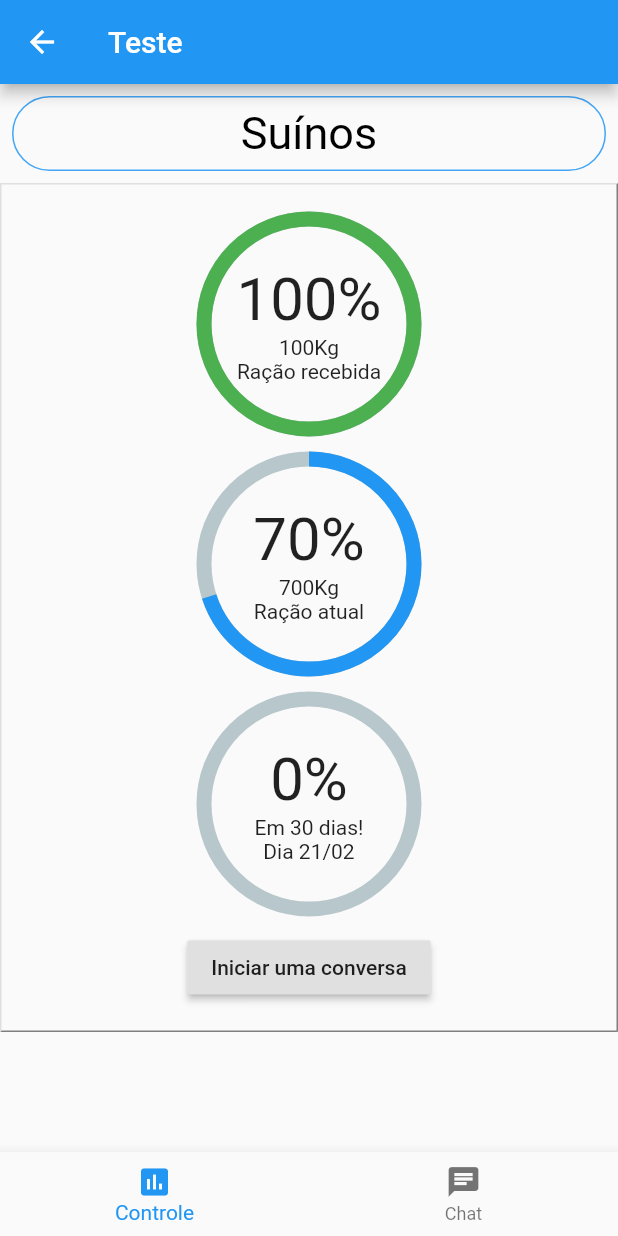
After one commit to mateusjs/CoperativoTeste, a Flutter app: the HomePage screen opened directly, after a tap on "Suínos", on a phone screen of 412 x 824 dp. The commit adds this screen. Run offline on Flutter 3.47's test engine with Material 2 defaults, Android fonts, the phone set to English and light mode, and no system bars; drawn by our look-alikes of expandable, percent_indicator.

Commit message:
minor changes

```diff
--- a/lib/home.dart
+++ b/lib/home.dart
@@ -1,6 +1,6 @@
-import 'package:expandable/expandable.dart';
+import 'package:cooperativas/chat.dart';
+import 'package:cooperativas/racao.dart';
 import 'package:flutter/material.dart';
-import 'package:percent_indicator/percent_indicator.dart';
 
 class HomePage extends StatefulWidget {
   @override
@@ -8,13 +8,17 @@ class HomePage extends StatefulWidget {
 }
 
 class _HomePageState extends State<HomePage> {
-  final controllerExpand = ExpandableController();
-  @override
-  void initState() {
-    controllerExpand.expanded = true;
-    super.initState();
+  int _selectedIndex = 0;
+  final List<Widget> _children = [
+   StatusPage(),
+   Chat()
+ ];
+  _currentIndex(int index) {
+    setState(() {
+      _selectedIndex = index;
+    });
+  }
 
-  }
 
   @override
   Widget build(BuildContext context) {
@@ -22,152 +26,19 @@ class _HomePageState extends State<HomePage> {
       appBar: AppBar(
         title: Text("Teste"),
       ),
-      body: SingleChildScrollView(
-        child: ExpandablePanel(
-          controller: controllerExpand,
-          header: Container(
-            margin: const EdgeInsets.all(8),
-            height: 50,
-            decoration: BoxDecoration(
-                border: Border.all(color: Colors.blue[400]),
-                borderRadius: BorderRadius.all(Radius.circular(50))),
-            child: Container(
-              padding:
-                  const EdgeInsets.symmetric(horizontal: 20.0, vertical: 2.0),
-              child: Text('Suínos',
-                  textAlign: TextAlign.center,
-                  style: TextStyle(color: Color(0xFF000000), fontSize: 30)),
-              alignment: Alignment(0.0, 0.0),
-            ),
-          ),
-          collapsed: Container(
-            padding: const EdgeInsets.all(8),
-            decoration: const BoxDecoration(
-              border: Border(
-                top: BorderSide(width: 1.0, color: Color(0xFFFFDFDFDF)),
-                left: BorderSide(width: 1.0, color: Color(0xFFFFDFDFDF)),
-                right: BorderSide(width: 1.0, color: Color(0xFFFF7F7F7F)),
-                bottom: BorderSide(width: 1.0, color: Color(0xFFFF7F7F7F)),
-              ),
-            ),
-            child: LayoutBuilder(
-              builder: (BuildContext context, BoxConstraints constraints) {
-                return Padding(
-                  padding: EdgeInsets.all(10),
-                  child: Column(
-                    crossAxisAlignment: CrossAxisAlignment.start,
-                    mainAxisAlignment: MainAxisAlignment.center,
-                    children: <Widget>[
-                      Container(
-                        child: Row(
-                          crossAxisAlignment: CrossAxisAlignment.center,
-                          mainAxisAlignment: MainAxisAlignment.center,
-                          children: <Widget>[
-                            CircularPercentIndicator(
-                              radius: 150.0,
-                              lineWidth: 10.0,
-                              percent: 1.0,
-                              animation: true,
-                              animationDuration: 1200,
-                              center: Column(
-                                mainAxisAlignment: MainAxisAlignment.center,
-                                children: <Widget>[
-                                  Text(
-                                    "100%",
-                                    style: TextStyle(fontSize: 40),
-                                  ),
-                                  Text("100Kg"),
-                                  Text("Ração recebida")
-                                ],
-                              ),
-                              progressColor: Colors.green,
-                            ),
-                          ],
-                        ),
-                        alignment: Alignment(0, 0),
-                      ),
-                      SizedBox(height: 10),
-                      Container(
-                        child: Row(
-                          crossAxisAlignment: CrossAxisAlignment.center,
-                          mainAxisAlignment: MainAxisAlignment.center,
-                          children: <Widget>[
-                            CircularPercentIndicator(
-                              radius: 150.0,
-                              lineWidth: 10.0,
-                              percent: 0.7,
-                              animation: true,
-                              animationDuration: 1200,
-                              center: Column(
-                                mainAxisAlignment: MainAxisAlignment.center,
-                                children: <Widget>[
-                                  Text(
-                                    "70%",
-                                    style: TextStyle(fontSize: 40),
-                                  ),
-                                  Text("700Kg"),
-                                  Text("Ração atual")
-                                ],
-                              ),
-                              progressColor: Colors.blue,
-                            ),
-                          ],
-                        ),
-                        alignment: Alignment(0, 0),
-                      ),
-                      SizedBox(height: 10),
-                      Container(
-                        child: Row(
-                          crossAxisAlignment: CrossAxisAlignment.center,
-                          mainAxisAlignment: MainAxisAlignment.center,
-                          children: <Widget>[
-                            CircularPercentIndicator(
-                              radius: 150.0,
-                              lineWidth: 10.0,
-                              percent: 0.0,
-                              animation: true,
-                              animationDuration: 1200,
-                              center: Column(
-                                mainAxisAlignment: MainAxisAlignment.center,
-                                children: <Widget>[
-                                  Text(
-                                    "0%",
-                                    style: TextStyle(fontSize: 40),
-                                  ),
-                                  Text("Em 30 dias!"),
-                                  Text("Dia 21/02")
-                                ],
-                              ),
-                              progressColor: Colors.green,
-                            ),
-                          ],
-                        ),
-                        alignment: Alignment(0, 0),
-                      ),
-                      SizedBox(height: 10),
-                      Center(
-                        child: RaisedButton(
-                          child: Text("Iniciar uma conversa"),
-                          onPressed: () {},
-                        ),
-                      )
-                    ],
-                  ),
-                );
-              },
-            ),
-          ),
-          tapHeaderToExpand: true,
-          hasIcon: false,
-        ),
-      ),
+      body:_children[_selectedIndex],
       bottomNavigationBar: BottomNavigationBar(
-        items: const <BottomNavigationBarItem>[
+        onTap: _currentIndex,
+        currentIndex: _selectedIndex,
+        items: <BottomNavigationBarItem>[
           BottomNavigationBarItem(
             icon: Icon(Icons.assessment),
             title: Text('Controle'),
           ),
-          BottomNavigationBarItem(icon: Icon(Icons.chat), title: Text("Chat"))
+          BottomNavigationBarItem(
+            icon: Icon(Icons.chat),
+            title: Text("Chat"),
+          )
         ],
       ),
     );
--- /dev/null
+++ b/lib/racao.dart
@@ -0,0 +1,161 @@
+import 'package:expandable/expandable.dart';
+import 'package:flutter/material.dart';
+import 'package:percent_indicator/circular_percent_indicator.dart';
+
+class StatusPage extends StatefulWidget {
+  @override
+  _StatusPageState createState() => _StatusPageState();
+}
+
+class _StatusPageState extends State<StatusPage> {
+  final controllerExpand = ExpandableController();
+
+  @override
+  void initState() {
+    controllerExpand.expanded = true;
+    super.initState();
+  }
+
+  @override
+  Widget build(BuildContext context) {
+    return SingleChildScrollView(
+      child: ExpandablePanel(
+        controller: controllerExpand,
+        header: Container(
+          margin: const EdgeInsets.all(8),
+          height: 50,
+          decoration: BoxDecoration(
+              border: Border.all(color: Colors.blue[400]),
+              borderRadius: BorderRadius.all(Radius.circular(50))),
+          child: Container(
+            padding:
+                const EdgeInsets.symmetric(horizontal: 20.0, vertical: 2.0),
+            child: Text('Suínos',
+                textAlign: TextAlign.center,
+                style: TextStyle(color: Color(0xFF000000), fontSize: 30)),
+            alignment: Alignment(0.0, 0.0),
+          ),
+        ),
+        collapsed: Container(
+          padding: const EdgeInsets.all(8),
+          decoration: const BoxDecoration(
+            border: Border(
+              top: BorderSide(width: 1.0, color: Color(0xFFFFDFDFDF)),
+              left: BorderSide(width: 1.0, color: Color(0xFFFFDFDFDF)),
+              right: BorderSide(width: 1.0, color: Color(0xFFFF7F7F7F)),
+              bottom: BorderSide(width: 1.0, color: Color(0xFFFF7F7F7F)),
+            ),
+          ),
+          child: LayoutBuilder(
+            builder: (BuildContext context, BoxConstraints constraints) {
+              return Padding(
+                padding: EdgeInsets.all(10),
+                child: Column(
+                  crossAxisAlignment: CrossAxisAlignment.start,
+                  mainAxisAlignment: MainAxisAlignment.center,
+                  children: <Widget>[
+                    Container(
+                      child: Row(
+                        crossAxisAlignment: CrossAxisAlignment.center,
+                        mainAxisAlignment: MainAxisAlignment.center,
+                        children: <Widget>[
+                          CircularPercentIndicator(
+                            radius: 150.0,
+                            lineWidth: 10.0,
+                            percent: 1.0,
+                            animation: true,
+                            animationDuration: 1200,
+                            center: Column(
+                              mainAxisAlignment: MainAxisAlignment.center,
+                              children: <Widget>[
+                                Text(
+                                  "100%",
+                                  style: TextStyle(fontSize: 40),
+                                ),
+                                Text("100Kg"),
+                                Text("Ração recebida")
+                              ],
+                            ),
+                            progressColor: Colors.green,
+                          ),
+                        ],
+                      ),
+                      alignment: Alignment(0, 0),
+                    ),
+                    SizedBox(height: 10),
+                    Container(
+                      child: Row(
+                        crossAxisAlignment: CrossAxisAlignment.center,
+                        mainAxisAlignment: MainAxisAlignment.center,
+                        children: <Widget>[
+                          CircularPercentIndicator(
+                            radius: 150.0,
+                            lineWidth: 10.0,
+                            percent: 0.7,
+                            animation: true,
+                            animationDuration: 1200,
+                            center: Column(
+                              mainAxisAlignment: MainAxisAlignment.center,
+                              children: <Widget>[
+                                Text(
+                                  "70%",
+                                  style: TextStyle(fontSize: 40),
+                                ),
+                                Text("700Kg"),
+                                Text("Ração atual")
+                              ],
+                            ),
+                            progressColor: Colors.blue,
+                          ),
+                        ],
+                      ),
+                      alignment: Alignment(0, 0),
+                    ),
+                    SizedBox(height: 10),
+                    Container(
+                      child: Row(
+                        crossAxisAlignment: CrossAxisAlignment.center,
+                        mainAxisAlignment: MainAxisAlignment.center,
+                        children: <Widget>[
+                          CircularPercentIndicator(
+                            radius: 150.0,
+                            lineWidth: 10.0,
+                            percent: 0.0,
+                            animation: true,
+                            animationDuration: 1200,
+                            center: Column(
+                              mainAxisAlignment: MainAxisAlignment.center,
+                              children: <Widget>[
+                                Text(
+                                  "0%",
+                                  style: TextStyle(fontSize: 40),
+                                ),
+                                Text("Em 30 dias!"),
+                                Text("Dia 21/02")
+                              ],
+                            ),
+                            progressColor: Colors.green,
+                          ),
+                        ],
+                      ),
+                      alignment: Alignment(0, 0),
+                    ),
+                    SizedBox(height: 10),
+                    Center(
+                      child: RaisedButton(
+                        child: Text("Iniciar uma conversa"),
+                        onPressed: () {},
+                      ),
+                    )
+                  ],
+                ),
+              );
+            },
+          ),
+        ),
+        tapHeaderToExpand: true,
+        hasIcon: false,
+      ),
+    );
+  }
+}
```
Also changed, not shown: lib/chat.dart (added, +51 -0 lines).
